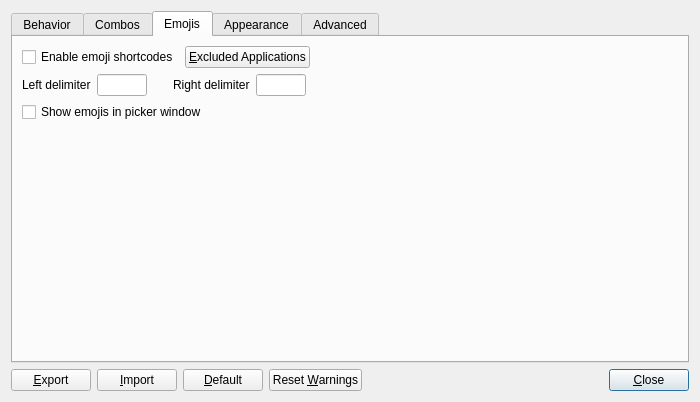
First picture: the form in Beeftext/Preferences/PreferencesDialog.ui, repository xmichelo/Beeftext, before the edit.
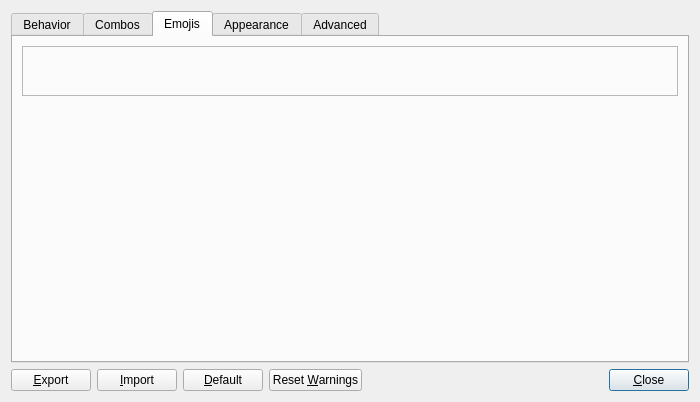
Second picture: the form after the edit. The open tabs and pages were chosen to show the change. Custom widgets are drawn as their Qt base class.

Commit message: Moved emoji preferences interface in separate frame.

What changed in the file:
```diff
--- a/Beeftext/Preferences/PreferencesDialog.ui
+++ b/Beeftext/Preferences/PreferencesDialog.ui
@@ -490,126 +490,20 @@
       </attribute>
       <layout class="QVBoxLayout" name="verticalLayout_8">
        <item>
-        <layout class="QHBoxLayout" name="horizontalLayout_7">
-         <item>
-          <widget class="QCheckBox" name="checkEnableEmoji">
-           <property name="text">
-            <string>Enable emoji shortcodes</string>
-           </property>
-          </widget>
-         </item>
-         <item>
-          <widget class="QPushButton" name="buttonEmojiExcludedApps">
-           <property name="text">
-            <string>&amp;Excluded Applications</string>
-           </property>
-          </widget>
-         </item>
-         <item>
-          <spacer name="horizontalSpacer_6">
-           <property name="orientation">
-            <enum>Qt::Horizontal</enum>
-           </property>
-           <property name="sizeHint" stdset="0">
-            <size>
-             <width>0</width>
-             <height>20</height>
-            </size>
-           </property>
-          </spacer>
-         </item>
-        </layout>
-       </item>
-       <item>
-        <layout class="QGridLayout" name="gridLayout_2" columnstretch="0,0,0,0,0,0">
-         <item row="0" column="0">
-          <widget class="QLabel" name="labelEmojiLeftDelimiter">
-           <property name="text">
-            <string>Left delimiter</string>
-           </property>
-          </widget>
-         </item>
-         <item row="0" column="2">
-          <spacer name="horizontalSpacer_10">
-           <property name="orientation">
-            <enum>Qt::Horizontal</enum>
-           </property>
-           <property name="sizeType">
-            <enum>QSizePolicy::Fixed</enum>
-           </property>
-           <property name="sizeHint" stdset="0">
-            <size>
-             <width>20</width>
-             <height>10</height>
-            </size>
-           </property>
-          </spacer>
-         </item>
-         <item row="0" column="1">
-          <widget class="QLineEdit" name="editEmojiLeftDelimiter">
-           <property name="maximumSize">
-            <size>
-             <width>50</width>
-             <height>16777215</height>
-            </size>
-           </property>
-          </widget>
-         </item>
-         <item row="0" column="5">
-          <spacer name="horizontalSpacer_9">
-           <property name="orientation">
-            <enum>Qt::Horizontal</enum>
-           </property>
-           <property name="sizeHint" stdset="0">
-            <size>
-             <width>0</width>
-             <height>20</height>
-            </size>
-           </property>
-          </spacer>
-         </item>
-         <item row="0" column="4">
-          <widget class="QLineEdit" name="editEmojiRightDelimiter">
-           <property name="maximumSize">
-            <size>
-             <width>50</width>
-             <height>16777215</height>
-            </size>
-           </property>
-          </widget>
-         </item>
-         <item row="0" column="3">
-          <widget class="QLabel" name="labelEmojiRightDelimiter">
-           <property name="text">
-            <string>Right delimiter</string>
-           </property>
-          </widget>
-         </item>
-        </layout>
-       </item>
-       <item>
-        <layout class="QHBoxLayout" name="horizontalLayout_19">
-         <item>
-          <widget class="QCheckBox" name="checkShowEmojiInPickerWindow">
-           <property name="text">
-            <string>Show emojis in picker window</string>
-           </property>
-          </widget>
-         </item>
-         <item>
-          <spacer name="horizontalSpacer_15">
-           <property name="orientation">
-            <enum>Qt::Horizontal</enum>
-           </property>
-           <property name="sizeHint" stdset="0">
-            <size>
-             <width>0</width>
-             <height>20</height>
-            </size>
-           </property>
-          </spacer>
-         </item>
-        </layout>
+        <widget class="PrefsPaneEmojis" name="paneEmojis">
+         <property name="minimumSize">
+          <size>
+           <width>0</width>
+           <height>50</height>
+          </size>
+         </property>
+         <property name="frameShape">
+          <enum>QFrame::StyledPanel</enum>
+         </property>
+         <property name="frameShadow">
+          <enum>QFrame::Raised</enum>
+         </property>
+        </widget>
        </item>
        <item>
         <spacer name="verticalSpacer_3">
@@ -1107,6 +1001,14 @@
    </item>
   </layout>
  </widget>
+ <customwidgets>
+  <customwidget>
+   <class>PrefsPaneEmojis</class>
+   <extends>QFrame</extends>
+   <header>Preferences/Panes/PrefsPaneEmojis.h</header>
+   <container>1</container>
+  </customwidget>
+ </customwidgets>
  <tabstops>
   <tabstop>checkAutoCheckForUpdates</tabstop>
   <tabstop>buttonCheckNow</tabstop>
```
Left out of the diff: 86 changed lines with no effect on the pictures. The commit also changes 9 other files.
